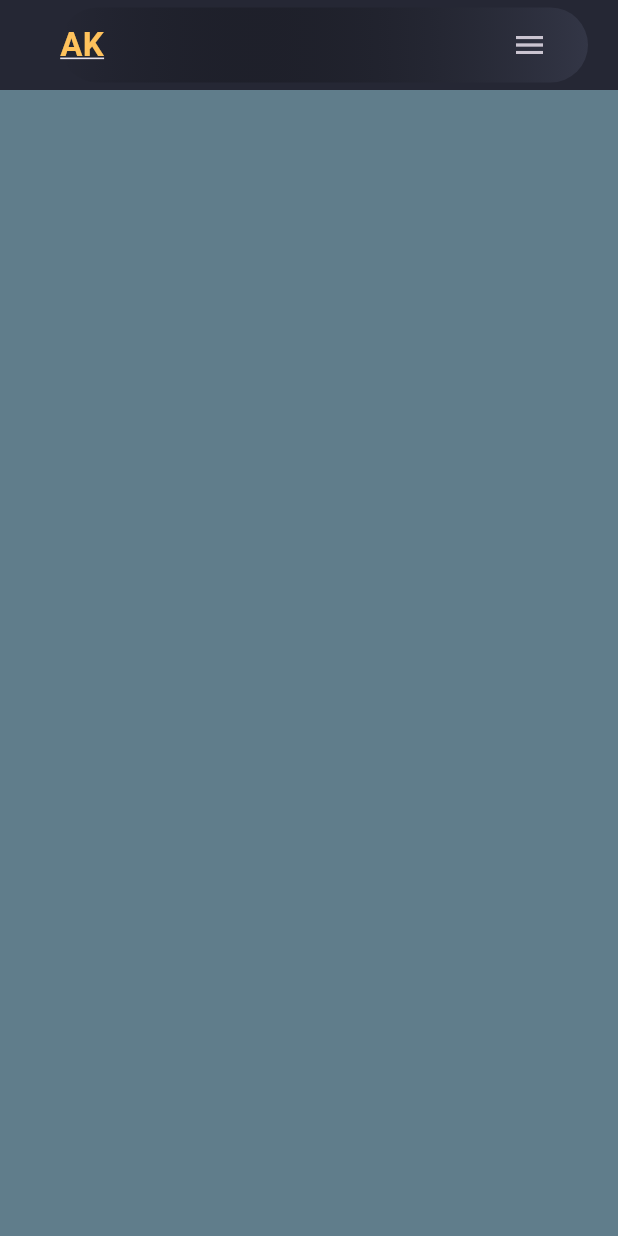
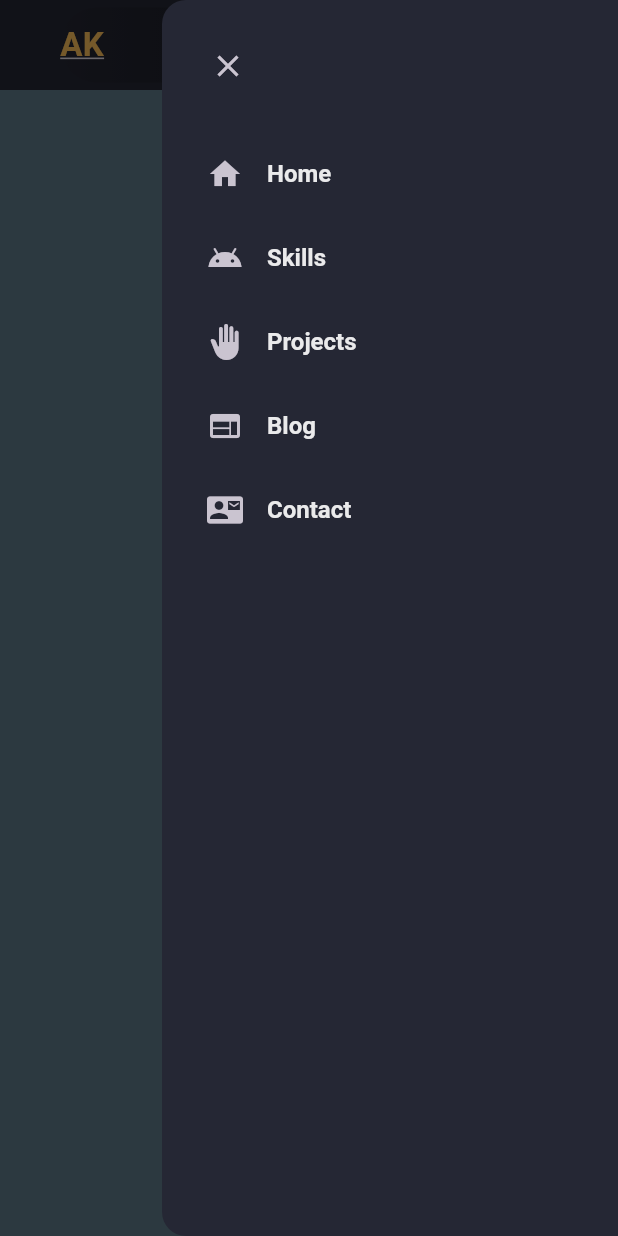
Before and after one commit to LakruwanKavinda/portfolio, a Flutter app: the screen it shows after launch, with the side drawer open (before the commit the screen has no drawer), on a phone screen of 412 x 824 dp. Run offline on Flutter 3.47's test engine with Material 3 defaults, Android fonts, the phone set to English and light mode, and no system bars.

Commit message:
update day 4

```diff
--- a/lib/constants/nav_items.dart
+++ b/lib/constants/nav_items.dart
@@ -1,3 +1,5 @@
+import 'package:flutter/material.dart';
+
 List<String> navTitles = [
   "Home",
   "Skills",
@@ -5,3 +7,11 @@ List<String> navTitles = [
   "Blog",
   "Contact",
 ];
+
+List<IconData> navIcons = [
+  Icons.home,
+  Icons.android_outlined,
+  Icons.back_hand,
+  Icons.web,
+  Icons.quick_contacts_mail,
+];
--- a/lib/pages/home_page.dart
+++ b/lib/pages/home_page.dart
@@ -4,6 +4,7 @@ import 'package:flutter_application_123/constants/nav_items.dart';
 import 'package:flutter_application_123/widgets/site_logo.dart';
 
 import '../styles/style.dart';
+import '../widgets/drawer_mobile.dart';
 import '../widgets/header_desktop.dart';
 import '../widgets/header_mobile.dart';
 
@@ -15,17 +16,23 @@ class HomePage extends StatefulWidget {
 }
 
 class _HomePageState extends State<HomePage> {
+  final scaffoldkey = GlobalKey<ScaffoldState>();
   @override
   Widget build(BuildContext context) {
     return Scaffold(
+        key: scaffoldkey,
         backgroundColor: CustomColor.scaffoldBg,
+        endDrawer: const DrawerMobile(),
         body: ListView(
           scrollDirection: Axis.vertical,
           children: [
             //MAIN
             //HeaderDesktop(),
             HeaderMobile(
-              onMenuTap: () {},
+              onLogoTap: () {},
+              onMenuTap: () {
+                scaffoldkey.currentState?.openEndDrawer();
+              },
             ),
 
             //SKILLS
--- /dev/null
+++ b/lib/widgets/drawer_mobile.dart
@@ -0,0 +1,49 @@
+import 'package:flutter/material.dart';
+
+import '../constants/colors.dart';
+import '../constants/nav_items.dart';
+
+class DrawerMobile extends StatelessWidget {
+  const DrawerMobile({super.key});
+
+  @override
+  Widget build(BuildContext context) {
+    return Drawer(
+      backgroundColor: CustomColor.scaffoldBg,
+      child: ListView(
+        children: [
+          Align(
+            alignment: Alignment.centerLeft,
+            child: Padding(
+              padding: const EdgeInsets.only(
+                left: 20,
+                top: 20,
+                bottom: 20,
+              ),
+              child: IconButton(
+                onPressed: () {
+                  Navigator.of(context).pop();
+                },
+                icon: const Icon(Icons.close),
+              ),
+            ),
+          ),
+          for (int i = 0; i < navIcons.length; i++)
+            ListTile(
+              contentPadding: const EdgeInsets.symmetric(
+                horizontal: 30.0,
+              ),
+              titleTextStyle: const TextStyle(
+                color: CustomColor.whitePrimary,
+                fontWeight: FontWeight.w600,
+                fontSize: 16,
+              ),
+              onTap: () {},
+              leading: Icon(navIcons[i]),
+              title: Text(navTitles[i]),
+            )
+        ],
+      ),
+    );
+  }
+}
```
